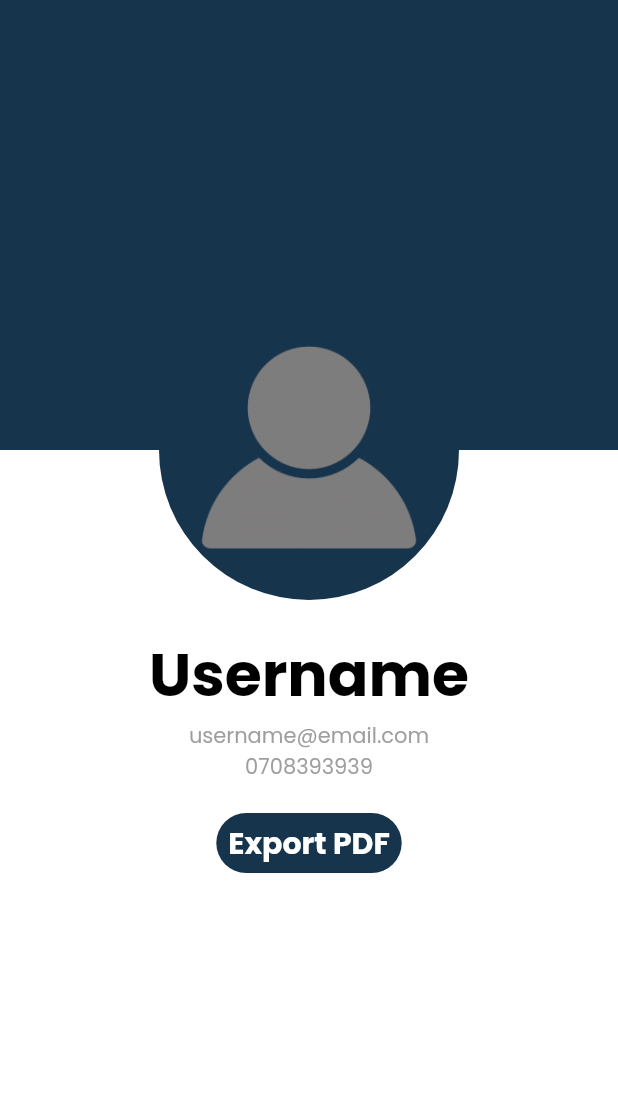
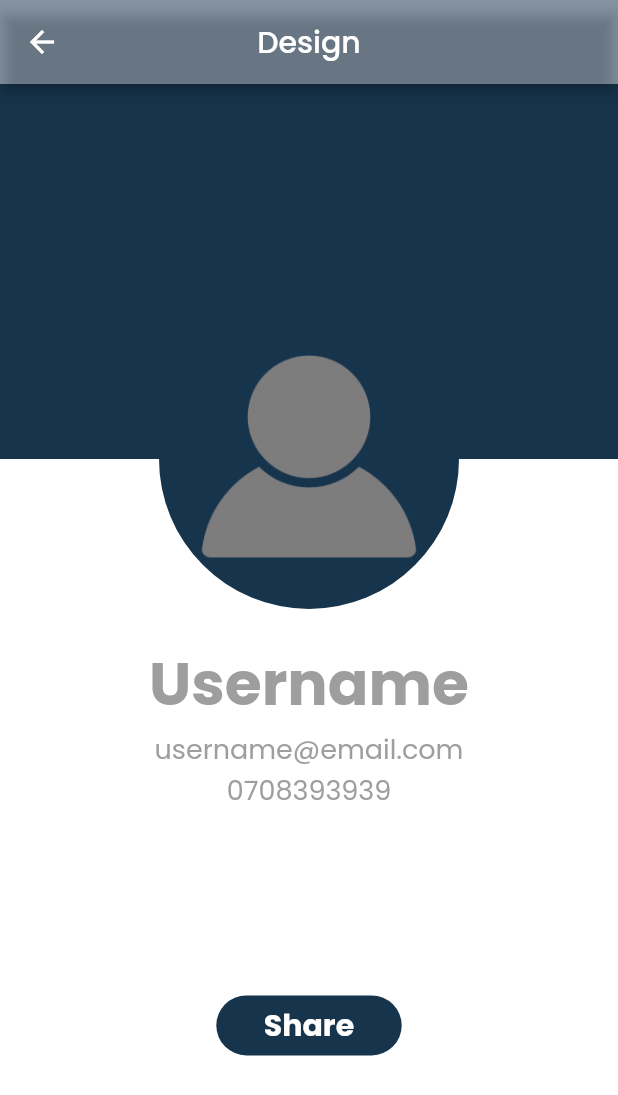
Before and after one commit to slovoulo/InterIntel-Technologies-LTD, a Flutter app: the DesignScreen screen opened directly, on a phone screen of 412 x 824 dp. Shown: the top 1095 px of the screen. Run offline on Flutter 3.47's test engine with Material 2 defaults, Android fonts, the phone set to English and light mode, and no system bars; drawn by our look-alikes of screenshot; our stand-ins replace built_collection, built_value, connectivity_plus, device_info_plus, dio, email_validator and 9 more.

Commit message:
Finished up on share functionality

```diff
--- a/lib/Screens/design_screen.dart
+++ b/lib/Screens/design_screen.dart
@@ -1,8 +1,7 @@
+///Design a card from user information provided in the info screen
+///Allow user to share created card
+
 import 'dart:io';
-import 'dart:typed_data';
-import 'package:image_gallery_saver/image_gallery_saver.dart';
-import 'package:pdf/pdf.dart';
-import 'package:pdf/widgets.dart ' as pw;
 import 'package:path_provider/path_provider.dart';
 import 'package:screenshot/screenshot.dart';
 import 'package:share_plus/share_plus.dart';
@@ -10,9 +9,9 @@ import 'package:share_plus/share_plus.dart';
 import 'package:flutter/cupertino.dart';
 import 'package:flutter/material.dart';
 import 'package:interintel_interview_solution/constants.dart';
-import 'package:path_provider/path_provider.dart';
+
 import 'package:permission_handler/permission_handler.dart';
-import 'package:share_plus/share_plus.dart';
+
 
 class DesignScreen extends StatefulWidget {
   // final String username,email,phoneNumber;
@@ -24,9 +23,16 @@ class DesignScreen extends StatefulWidget {
 }
 
 class _DesignScreenState extends State<DesignScreen> {
-  double coverheight = 300;
+  double coverheight = 250;
   double profileheight = 100;
   ScreenshotController screenshotController = ScreenshotController();
+
+  @override
+  void initState() {
+    // TODO: implement initState
+
+    super.initState();
+  }
 
   buildCover() {
     return Container(
@@ -58,99 +64,61 @@ class _DesignScreenState extends State<DesignScreen> {
     );
   }
 
-  // Future screenToPdf(
-  //   String fileName,
-  // ) async {
-  //   try {
-  //     pw.Document pdf = pw.Document();
-  //     final screenShot = await screenshotController.capture();
-  //     pdf.addPage(
-  //       pw.Page(
-  //         pageFormat: PdfPageFormat.a4,
-  //         build: (pw.Context context) {
-  //           return pw.Expanded(
-  //             child:
-  //                 pw.Image(pw.MemoryImage(screenShot!), fit: pw.BoxFit.contain),
-  //           );
-  //         },
-  //       ),
-  //     );
-  //     String path = (await getTemporaryDirectory()).path;
-  //
-  //     if (await Permission.storage.request().isGranted) {
-  //      // File pdfFile = await File('$path/$fileName.pdf').create();
-  //       final pdfFile = File("example.pdf");
-  //
-  //       await pdfFile.writeAsBytes(await pdf.save()!);
-  //      // await Share.shareFiles([pdfFile.path]);
-  //       print("pdf exporteds ss");
-  //     }
-  //
-  //   } catch (e) {
-  //     print("pdf error is $e");
-  //   }
-  // }
 
-  // Future getPdf() async {
-  //   final screenShot = await screenshotController.capture();
-  //   pw.Document pdf = pw.Document();
-  //   pdf.addPage(
-  //     pw.Page(
-  //       pageFormat: PdfPageFormat.a4,
-  //       build: (context) {
-  //         return pw.Expanded(
-  //             child: pw.Image(pw.MemoryImage(screenShot!), fit: pw.BoxFit.contain)
-  //         );
-  //       },
-  //     ),
-  //   );
-  //   File pdfFile = File('Your path + File name');
-  //   pdfFile.writeAsBytesSync(await pdf.save());
-  // }
 
-  saveToGallery(File image) async {
-     final result = await ImageGallerySaver.saveImage(image.readAsBytesSync(),quality: 80);
-    print("File Saved to Gallery");
+  Future captureScreen() async {
+    final uint8List = await screenshotController.capture();
+    String tempPath = (await getTemporaryDirectory()).path;
+    String fileName ="myFile";
+    if (await Permission.storage.request().isGranted) {
+      File file = await File('$tempPath/$fileName.png').create();
+      file.writeAsBytesSync(uint8List!);
+      await Share.shareFiles([file.path]);
     }
+  }
+
+
 
 
   @override
   Widget build(BuildContext context) {
     return Scaffold(
-      body: Screenshot(
+      appBar: AppBar(backgroundColor: kPrimaryColorLighter,title: Text("Design"),centerTitle: true,),
+      body: Column(
+        children: [
+          Screenshot(
             controller: screenshotController,
             child: Column(
-          children: [
-            Column(
               children: [
                 buildTop(),
                 Text(
                   "Username",
-                  style: kBoldBlackTextStyle(40),
+                  style: kBoldGreyTextStyle(40),
                 ),
                 Text(
                   "username@email.com",
-                  style: TextStyle(color: kTextColorGrey),
+                  style: TextStyle(color: kTextColorGrey,fontSize: 18),
                 ),
                 Text(
                   "0708393939",
-                  style: TextStyle(color: kTextColorGrey),
+                  style: TextStyle(color: kTextColorGrey,fontSize: 18),
                 ),
                 SizedBox(
-                  height: 20,
+                  height: MediaQuery.of(context).size.height*0.15
                 ),
 
               ],
             ),
+          ),
           kTextButton(
-                text: "Export PDF",
+              text: "Share",
               width: MediaQuery.of(context).size.width * 0.3,
               onPressed: () {
+                captureScreen();
 
               })
         ],
       ),
-      ),
     );
   }
 }
--- a/lib/constants.dart
+++ b/lib/constants.dart
@@ -49,6 +49,12 @@ TextStyle kBoldBlackTextStyle(
 ) {
   return TextStyle(
       color: kTextColorBlack, fontSize: fontSize, fontWeight: FontWeight.bold);
+
+}TextStyle kBoldGreyTextStyle(
+  double fontSize,
+) {
+  return TextStyle(
+      color: kTextColorGrey, fontSize: fontSize, fontWeight: FontWeight.bold);
 }
 
 //REUSABLE BUTTON BLUEPRINT
--- a/lib/main.dart
+++ b/lib/main.dart
@@ -47,7 +47,7 @@ class MyApp extends StatelessWidget {
         ColorScheme.fromSwatch().copyWith(secondary: kPrimaryColor),
       ),
       //home: const SplashScreen(),
-      home:  DictionaryScreen(),
+      home:  DesignScreen(),
     );
   }
 }
```
Also changed, not shown: lib/Screens/dictionary.dart (+33 -8 lines). Lines whose indentation alone changed are shown as unchanged.
